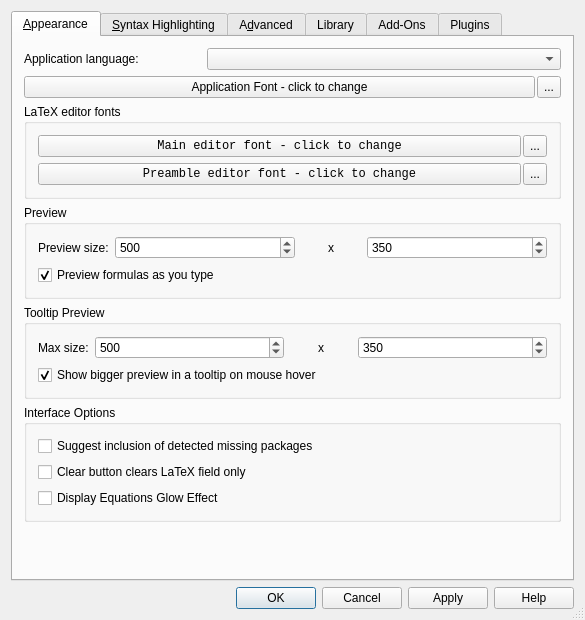
Qt form src/klfsettings.ui (CryFeiFei/klatexformula) before a commit.
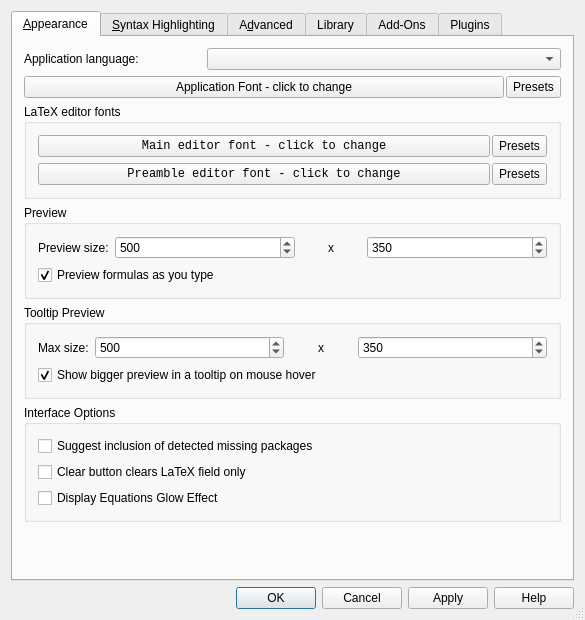
The same form after that commit. Icons and pictures are not drawn. Custom widgets are drawn as their Qt base class.

```diff
--- a/src/klfsettings.ui
+++ b/src/klfsettings.ui
@@ -302,7 +302,7 @@
           </sizepolicy>
          </property>
          <property name="text">
-          <string notr="true">...</string>
+          <string>Presets</string>
          </property>
          <property name="popupMode">
           <enum>QToolButton::InstantPopup</enum>
@@ -353,7 +353,7 @@
              </sizepolicy>
             </property>
             <property name="text">
-             <string notr="true">...</string>
+             <string>Presets</string>
             </property>
             <property name="popupMode">
              <enum>QToolButton::InstantPopup</enum>
@@ -369,7 +369,7 @@
              </sizepolicy>
             </property>
             <property name="text">
-             <string notr="true">...</string>
+             <string>Presets</string>
             </property>
             <property name="popupMode">
              <enum>QToolButton::InstantPopup</enum>
```
